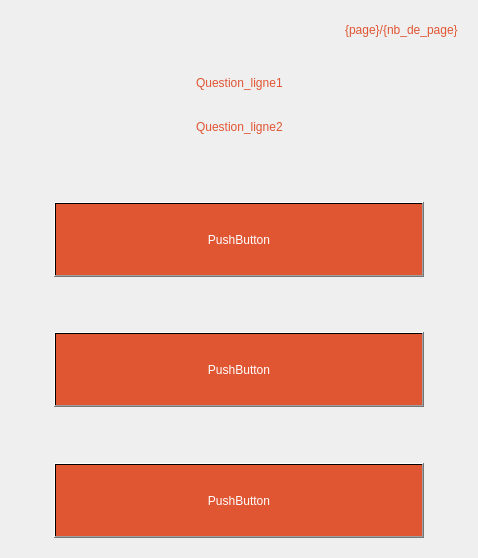
Above: Programmation/Application/Escape_Quiz_Projet_BTS/windowquestion.ui from BaptisteMagoni/Projet_escape_bts_7_quizz before the change. Below: the same form after it.
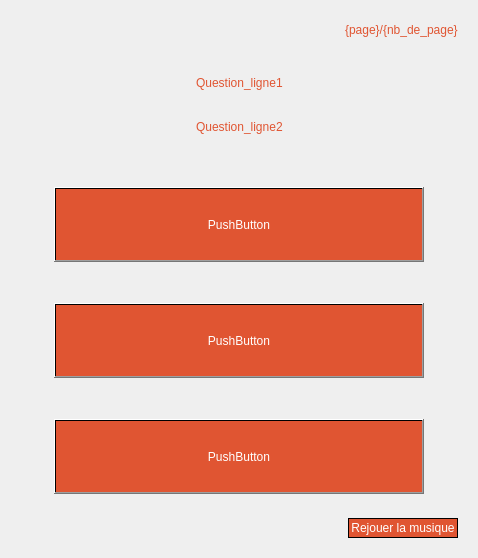
That is the form after the change.

The edit to the form file:
```diff
--- a/Programmation/Application/Escape_Quiz_Projet_BTS/windowquestion.ui
+++ b/Programmation/Application/Escape_Quiz_Projet_BTS/windowquestion.ui
@@ -337,6 +337,39 @@
      </layout>
     </widget>
    </item>
+   <item>
+    <widget class="QWidget" name="widget_rejouer" native="true">
+     <layout class="QHBoxLayout" name="horizontalLayout_7">
+      <item>
+       <spacer name="horizontalSpacer_12">
+        <property name="orientation">
+         <enum>Qt::Horizontal</enum>
+        </property>
+        <property name="sizeHint" stdset="0">
+         <size>
+          <width>40</width>
+          <height>20</height>
+         </size>
+        </property>
+       </spacer>
+      </item>
+      <item>
+       <widget class="QPushButton" name="pushButton_rejouer">
+        <property name="styleSheet">
+         <string notr="true">font: 8pt &quot;Comic Sans MS&quot;;
+color: rgb(255, 255, 255);
+background-color: qlineargradient(spread:pad, x1:0, y1:0, x2:1, y2:0, stop:1 rgba(223, 67, 28, 228));
+border: 1px solid black;
+padding: 2px;</string>
+        </property>
+        <property name="text">
+         <string>Rejouer la musique</string>
+        </property>
+       </widget>
+      </item>
+     </layout>
+    </widget>
+   </item>
   </layout>
  </widget>
  <resources/>
```
